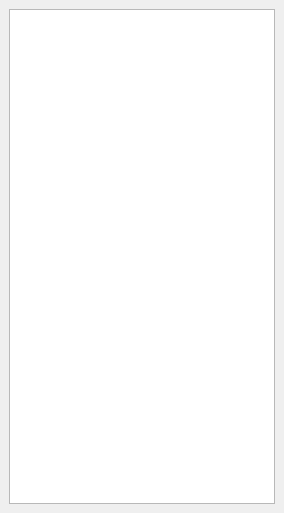
Before: the Qt Designer form not1mm/data/qso_edit_sheet.ui in kyleboyle/not1mm, drawn with Qt 5.
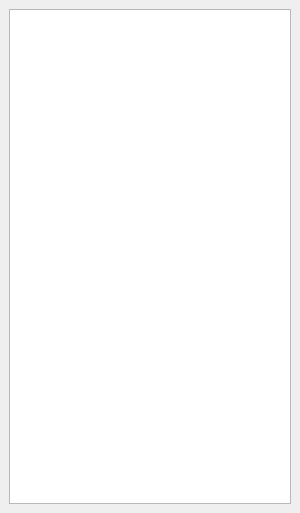
After: the same form once the commit is applied.

```diff
--- a/not1mm/data/qso_edit_sheet.ui
+++ b/not1mm/data/qso_edit_sheet.ui
@@ -6,7 +6,7 @@
    <rect>
     <x>0</x>
     <y>0</y>
-    <width>284</width>
+    <width>300</width>
     <height>513</height>
    </rect>
   </property>
```
